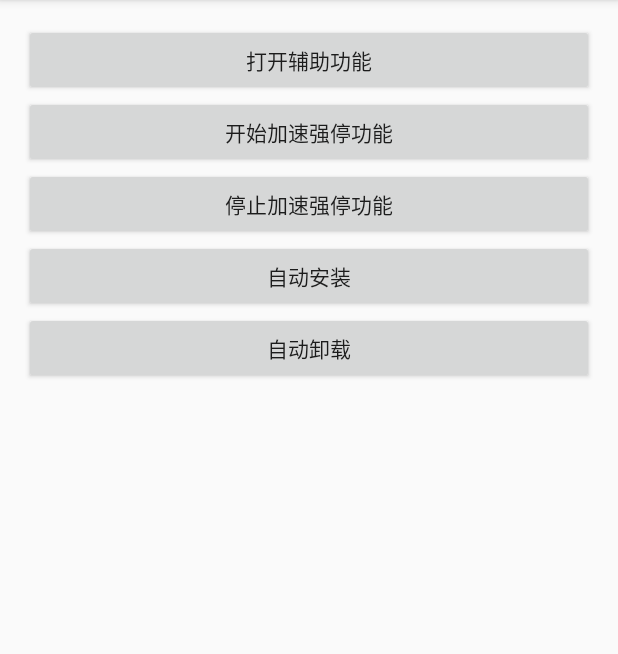
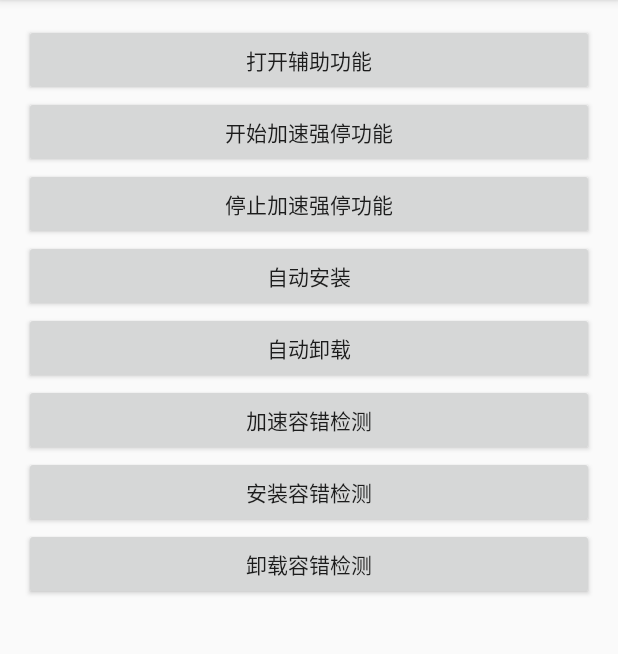
Before and after one commit to dandaner/AccessibilityLib, an Android app: the screen it shows after launch (MainActivity), on a phone screen of 412 x 824 dp, the part 84-738 px from its top. Run offline under Robolectric (Android 15) with nearby library versions, the phone set to English and light mode, and no system bars.

Commit message:
[master] change:添加容错测试

```diff
--- a/app/src/main/java/com/example/accessibility/accelerate/AccHandler.java
+++ b/app/src/main/java/com/example/accessibility/accelerate/AccHandler.java
@@ -43,7 +43,6 @@ public class AccHandler extends BaseEventHandler {
     @Nullable
     @Override
     public Intent getTargetIntent(String target) {
-        // TODO 判断intent是否可用
         Intent intent = new Intent(Settings.ACTION_APPLICATION_DETAILS_SETTINGS);
         intent.setData(Uri.fromParts("package", target, null));
         return intent;
--- a/app/src/main/java/com/example/accessibility/automatic/install/AutoInstallHandler.java
+++ b/app/src/main/java/com/example/accessibility/automatic/install/AutoInstallHandler.java
@@ -42,7 +42,6 @@ public class AutoInstallHandler extends BaseEventHandler {
     @Nullable
     @Override
     public Intent getTargetIntent(String target) {
-        // TODO 判断intent是否可用
         Intent intent = new Intent(Intent.ACTION_INSTALL_PACKAGE, Uri.fromFile(new File(target)));
         intent.setFlags(Intent.FLAG_ACTIVITY_NEW_TASK);
         return intent;
--- a/app/src/main/java/com/example/accessibility/automatic/uninstall/AutoUninstallHandler.java
+++ b/app/src/main/java/com/example/accessibility/automatic/uninstall/AutoUninstallHandler.java
@@ -42,7 +42,6 @@ public class AutoUninstallHandler extends BaseEventHandler {
     @Nullable
     @Override
     public Intent getTargetIntent(String target) {
-        // TODO 判断intent是否可用
         Intent intent = new Intent(Intent.ACTION_UNINSTALL_PACKAGE, Uri.parse("package:" + target));
         intent.setFlags(Intent.FLAG_ACTIVITY_NEW_TASK);
         return intent;
--- a/app/src/main/res/layout/activity_main.xml
+++ b/app/src/main/res/layout/activity_main.xml
@@ -41,4 +41,22 @@
         android:layout_height="wrap_content"
         android:text="自动卸载" />
 
+    <Button
+        android:id="@+id/acc_test"
+        android:layout_width="match_parent"
+        android:layout_height="wrap_content"
+        android:text="加速容错检测" />
+
+    <Button
+        android:id="@+id/install_test"
+        android:layout_width="match_parent"
+        android:layout_height="wrap_content"
+        android:text="安装容错检测" />
+
+    <Button
+        android:id="@+id/uninstall_test"
+        android:layout_width="match_parent"
+        android:layout_height="wrap_content"
+        android:text="卸载容错检测" />
+
 </LinearLayout>
```
Also changed, not shown: app/src/main/java/com/example/accessibility/MainActivity.java (+45 -9 lines), app/src/main/java/com/example/accessibility/base/BaseEventHandlerStateListener.java (+35 -5 lines).
